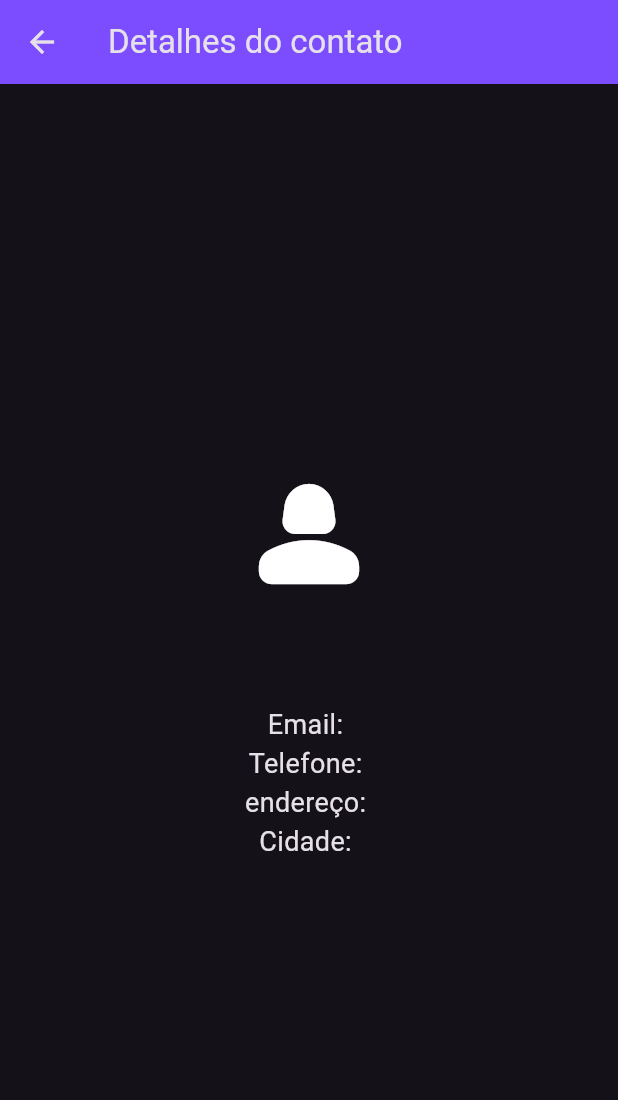
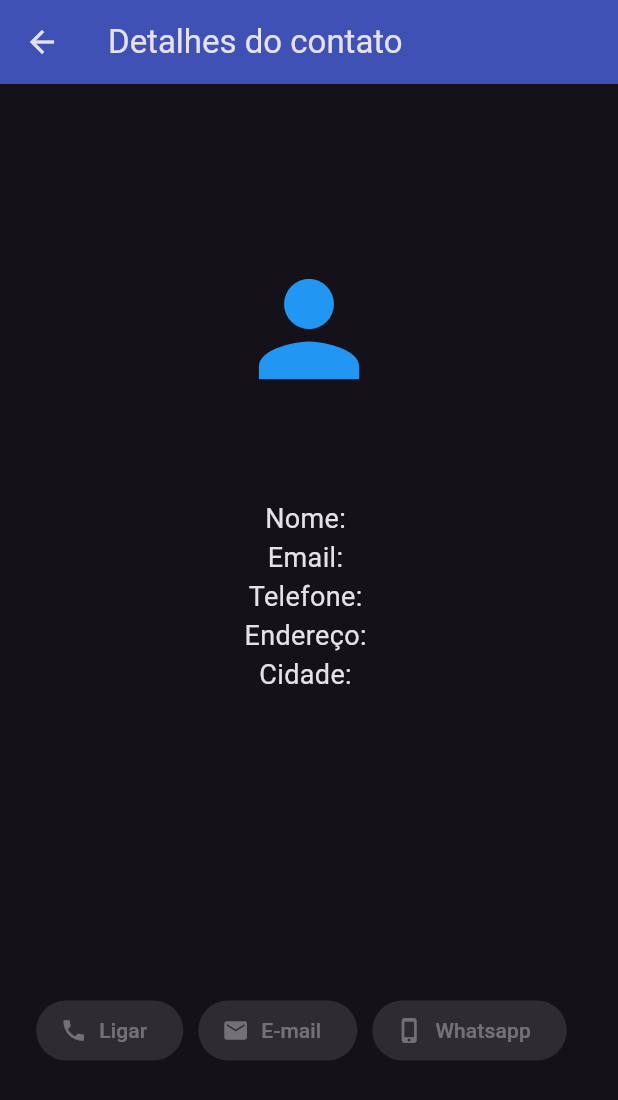
Before and after one commit to felipetaua/navegacao-flutter, a Flutter app: the Detalhes screen opened directly with empty values, on a phone screen of 412 x 824 dp. Shown: the top 1100 px of the screen. Run offline on Flutter 3.47's test engine with Material 3 defaults, Android fonts, the phone set to English and light mode, and no system bars.

Commit message:
detalhes

```diff
--- a/lib/detalhes.dart
+++ b/lib/detalhes.dart
@@ -1,18 +1,40 @@
 import 'package:flutter/material.dart';
-import 'Tela1.dart';
+import 'package:navegacao/Tela1.dart';
+import 'package:url_launcher/url_launcher.dart';
 
 class Detalhes extends StatelessWidget {
   final Pessoa pessoa;
+  //passando parâmetro da pessoa especifica
+  Detalhes({required this.pessoa});
 
-  //passando o parâmetro da pessoa expecifica
-  Detalhes({required this.pessoa});
+ligar(String telefone) async {
+  final Uri telefoneUrl = Uri(scheme: "tel", path: telefone);
+  if(await canLaunchUrl(telefoneUrl)){
+    await launchUrl(telefoneUrl);
+  }
+}
+
+enviarEmail(String email) async {
+  final Uri emailUrl = Uri(scheme: "mailto", path: email);
+  if(await canLaunchUrl(emailUrl)){
+    await launchUrl(emailUrl);
+  }
+}
+
+abrirWhats(String telefone) async {
+  final Uri whatsUrl = Uri.parse("https://wa.me/$telefone");
+  if(await canLaunchUrl(whatsUrl)){
+    await launchUrl(whatsUrl);
+  }
+}
+
+
 
   @override
   Widget build(BuildContext context) {
     return Scaffold(
-      appBar: AppBar(
-        title: Text("Detalhes do contato"),
-        backgroundColor: Colors.deepPurpleAccent,
+      appBar: AppBar(title: Text("Detalhes do contato"),
+      backgroundColor: Colors.indigo,
       ),
       body: Center(
         child: Padding(
@@ -21,38 +43,38 @@ class Detalhes extends StatelessWidget {
             mainAxisAlignment: MainAxisAlignment.center,
             crossAxisAlignment: CrossAxisAlignment.center,
             children: [
-              Icon(
-                Icons.person_2_rounded,
-                size: 100,
+              Icon(Icons.person, size: 100, color: Colors.blue,),
+              SizedBox(height: 20,),
+              Text(pessoa.nome, style: TextStyle(fontSize: 24, fontWeight: FontWeight.bold),),
+              SizedBox(height: 10,),
+              Text("Nome: ${pessoa.nome}", style: TextStyle(fontSize: 18)),
+              Text("Email: ${pessoa.email}", style: TextStyle(fontSize: 18)),
+              Text("Telefone: ${pessoa.telefone}", style: TextStyle(fontSize: 18)),
+              Text("Endereço: ${pessoa.endereco}", style: TextStyle(fontSize: 18)),
+              Text("Cidade: ${pessoa.cidade}", style: TextStyle(fontSize: 18)),
+
+              SizedBox(height: 200),
+              Row(
+                mainAxisAlignment: MainAxisAlignment.center,
+                children: [
+                  ElevatedButton.icon(onPressed: null, icon: Icon(Icons.phone), label: Text("Ligar")),
+                  SizedBox(width: 10),
+                  ElevatedButton.icon(onPressed: null, icon: Icon(Icons.email), label: Text("E-mail")),
+                  SizedBox(width: 10),
+                  ElevatedButton.icon(onPressed: null, icon: Icon(Icons.phone_iphone), label: Text("Whatsapp")),
+                  SizedBox(width: 10),
+                ],
               ),
-              SizedBox(height: 20),
-              Text(
-                pessoa.nome,
-                style: TextStyle(fontSize: 24, fontWeight: FontWeight.bold),
-              ),
-              SizedBox(
-                height: 10,
-              ),
-              Text(
-                "Email: ${pessoa.email}",
-                style: TextStyle(fontSize: 18),
-              ),
-              Text(
-                "Telefone: ${pessoa.telefone}",
-                style: TextStyle(fontSize: 18),
-              ),
-              Text(
-                "endereço: ${pessoa.endereco}",
-                style: TextStyle(fontSize: 18),
-              ),
-              Text(
-                "Cidade: ${pessoa.cidade}",
-                style: TextStyle(fontSize: 18),
-              ),
+
+
+
             ],
           ),
-        ),
+        )
       ),
+
+
+
     );
   }
 }
```
